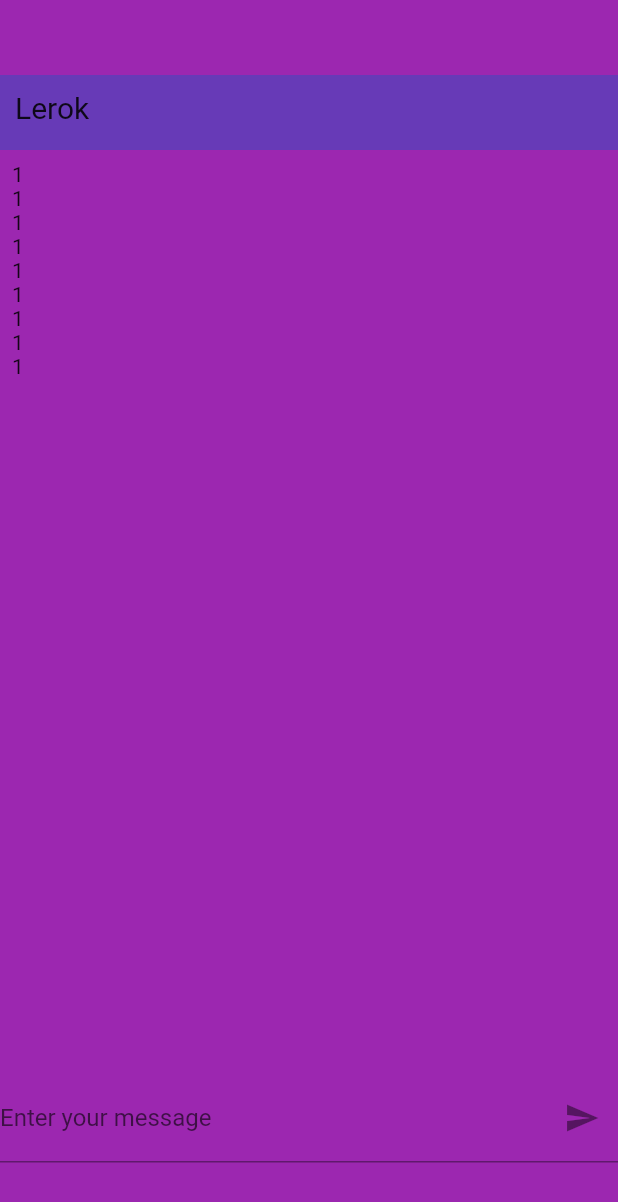
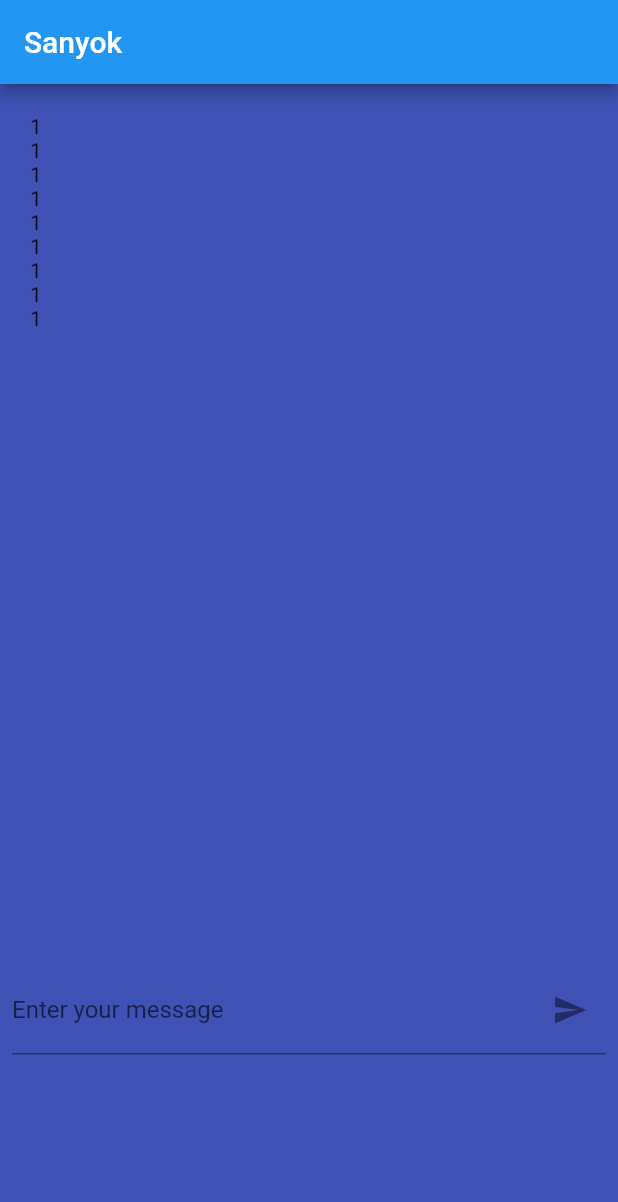
Before and after one commit to valeriiaradzivilo/firebase_work_google_course, a Flutter app: the screen it shows after launch, on a phone screen of 412 x 824 dp. Shown: the top 1202 px of the screen. Run offline on Flutter 3.47's test engine with Material 2 defaults, Android fonts, the phone set to English and light mode, and no system bars; our stand-ins replace cloud_firestore, firebase_core; accounts and stored records are empty.

```diff
--- a/lib/home_page.dart
+++ b/lib/home_page.dart
@@ -1,4 +1,5 @@
-import 'package:flutter/cupertino.dart';
+import 'package:firebase_work_google_course/classes/MessageClass.dart';
+import 'package:firebase_work_google_course/firebase_utils/messages_list.dart';
 import 'package:flutter/material.dart';
 
 import 'firebase_utils/firebase_post.dart';
@@ -14,34 +15,27 @@ class MyHomePage extends StatefulWidget {
 
 class _MyHomePageState extends State<MyHomePage> {
   final messageController = TextEditingController();
+  late List<Message> messagesForUser;
+  MessagesList messagesList = MessagesList();
+
+
+  @override
+  void initState() {
+    messagesList.getMessages("Lerok");
+    super.initState();
+  }
   @override
   Widget build(BuildContext context) {
     return Scaffold(
-      backgroundColor: Colors.purple,
-      appBar: null,
-        body: Padding(
-          padding: const EdgeInsets.only(top:50.0),
-          child: SingleChildScrollView(
+      backgroundColor: Colors.indigo,
+      appBar: AppBar(title: Text("Sanyok"),),
+        body: SingleChildScrollView(
           child: Column(
                 children: [
-               Container(
-                   padding: EdgeInsets.all(10),
-                   width: 600,
-                   height: 50,
-                   child: Text("Lerok",
-                   style: TextStyle(
-                     fontSize: 20,
-                   ),
-                   ),
-                   decoration: BoxDecoration(
-                     color: Colors.deepPurple,
-                   ),
-               ),
-
                   Padding(
-                  padding: const EdgeInsets.all(8.0),
+                    padding: const EdgeInsets.all(20.0),
                     child: SizedBox(
-                    height: 600,
+                      height: 540,
                       child: ListView(
                         children: [
                           Text("1"),
@@ -57,8 +51,10 @@ class _MyHomePageState extends State<MyHomePage> {
                       ),
                     ),
                   ),
-                SizedBox(
-                  height: 200,
+                  Padding(
+                    padding: const EdgeInsets.all(8.0),
+                    child: SizedBox(
+                      height: 100,
                       child: Column(
                         children: [
                           TextFormField(
@@ -74,17 +70,20 @@ class _MyHomePageState extends State<MyHomePage> {
                                             messageController.text);
                                     newMessage.sendMessage();
                                     messageController.clear();
+
                                   },
                                 )),
                           ),
                         ],
                       ),
+                    ),
                   )
                 ],
               ),
+        ),
 
-      ),
-        ),
+
+
     );
   }
 }
```
Also changed, not shown: lib/firebase_utils/messages_list.dart (+16 -5 lines). Lines whose indentation alone changed are shown as unchanged.
